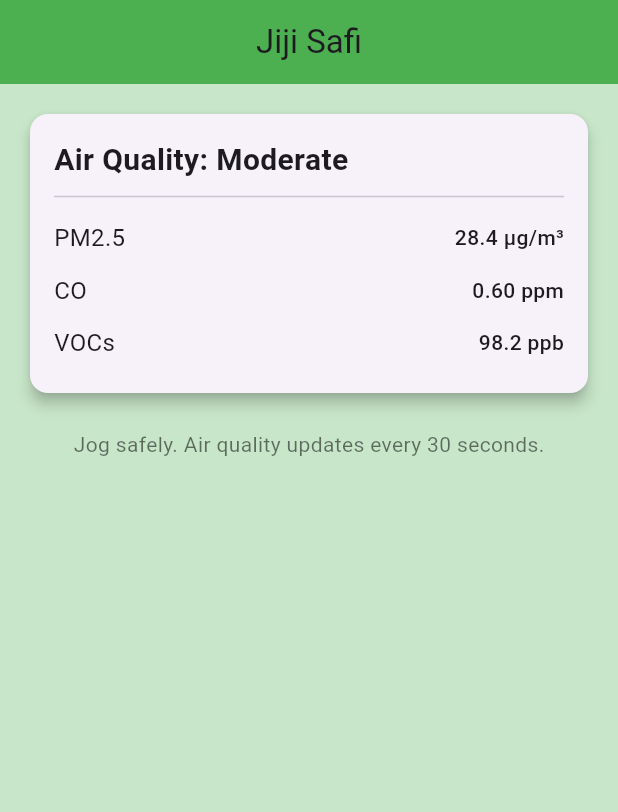
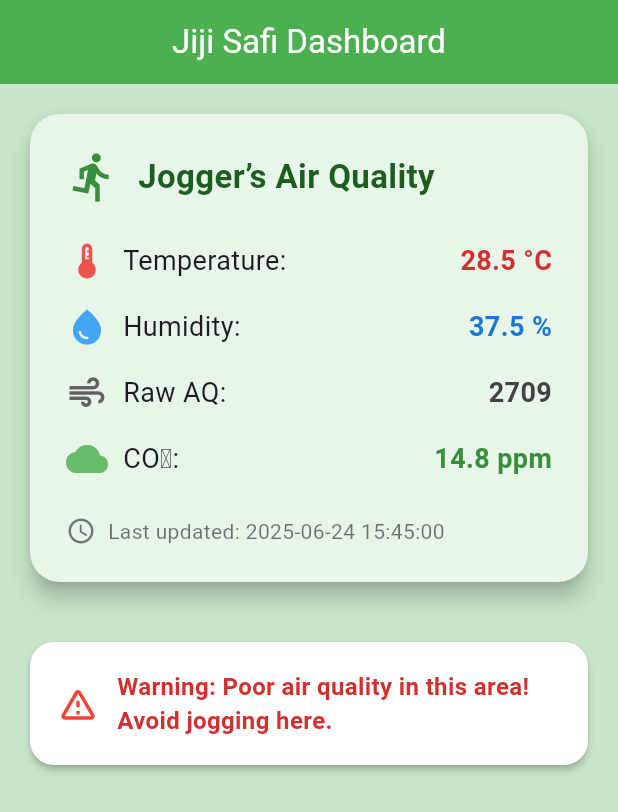
Before and after one commit to Caldwell10/Air-Quality-Monitoring-Dashboard, a Flutter app: the screen it shows after launch, on a phone screen of 412 x 824 dp. Shown: the top 812 px of the screen. Run offline on Flutter 3.47's test engine with Material 3 defaults, Android fonts, the phone set to English and light mode, and no system bars; our stand-ins replace firebase_core, flutter_dotenv; accounts and stored records are empty; generated files the repository leaves out were written again.

Commit message:
Project dashboard

```diff
--- a/lib/main.dart
+++ b/lib/main.dart
@@ -1,17 +1,20 @@
 import 'package:firebase_core/firebase_core.dart';
 import 'package:flutter/material.dart';
+import 'package:flutter_dotenv/flutter_dotenv.dart';
 import 'package:jiji_safi/firebase_options.dart';
 import 'package:jiji_safi/screens/dashboard_screen.dart';
 
-
 void main() async {
   WidgetsFlutterBinding.ensureInitialized();
+  await dotenv.load();
   await Firebase.initializeApp(
     options: DefaultFirebaseOptions.currentPlatform,
   );
-  runApp(JijiSafiApp());
+  runApp(const JijiSafiApp());
 }
+
 class JijiSafiApp extends StatelessWidget {
+  const JijiSafiApp({super.key});
 
   @override
   Widget build(BuildContext context) {
@@ -22,8 +25,7 @@
         primarySwatch: Colors.green,
         scaffoldBackgroundColor: Colors.green[100],
       ),
-      home: DashboardScreen(),
-
+      home: const DashboardScreen(),
     );
   }
 }
--- a/lib/screens/dashboard_screen.dart
+++ b/lib/screens/dashboard_screen.dart
@@ -1,31 +1,150 @@
 import 'package:flutter/material.dart';
-import '../widgets/air_quality_card.dart';
 
 class DashboardScreen extends StatelessWidget {
   const DashboardScreen({super.key});
 
   @override
   Widget build(BuildContext context) {
+    // Hard-coded sample values for poor air quality
+    final double temperature = 28.5;
+    final double humidity = 37.5;
+    final int rawAQ = 2709;
+    final double co2ppm = 14.8;
+    final String timestamp = "2025-06-24 15:45:00";
+
     return Scaffold(
       appBar: AppBar(
-        title: const Text("Jiji Safi"),
+        title: const Text('Jiji Safi Dashboard'),
         centerTitle: true,
         backgroundColor: Colors.green,
+        foregroundColor: Colors.white,
       ),
       body: Padding(
         padding: const EdgeInsets.all(16.0),
         child: Column(
           children: [
-            AirQualityCard(
-              pm25: 28.4,
-              co: 0.6,
-              voc: 98.2,
-              status: 'Moderate',
+            Card(
+              elevation: 6,
+              shape: RoundedRectangleBorder(borderRadius: BorderRadius.circular(20)),
+              color: Colors.green[50],
+              child: Padding(
+                padding: const EdgeInsets.all(24.0),
+                child: Column(
+                  crossAxisAlignment: CrossAxisAlignment.start,
+                  children: [
+                    Row(
+                      children: [
+                        Icon(Icons.directions_run, color: Colors.green[700], size: 36),
+                        const SizedBox(width: 12),
+                        Text(
+                          'Jogger’s Air Quality',
+                          style: TextStyle(
+                            fontSize: 22,
+                            fontWeight: FontWeight.bold,
+                            color: Colors.green[900],
+                          ),
+                        ),
+                      ],
+                    ),
+                    const SizedBox(height: 24),
+                    Row(
+                      children: [
+                        Icon(Icons.thermostat, color: Colors.red[400], size: 28),
+                        const SizedBox(width: 10),
+                        Text('Temperature:', style: TextStyle(fontSize: 18)),
+                        const Spacer(),
+                        Text(
+                          '$temperature °C',
+                          style: TextStyle(fontSize: 18, color: Colors.red[700], fontWeight: FontWeight.bold),
+                        ),
+                      ],
+                    ),
+                    const SizedBox(height: 16),
+                    Row(
+                      children: [
+                        Icon(Icons.water_drop, color: Colors.blue[400], size: 28),
+                        const SizedBox(width: 10),
+                        Text('Humidity:', style: TextStyle(fontSize: 18)),
+                        const Spacer(),
+                        Text(
+                          '$humidity %',
+                          style: TextStyle(fontSize: 18, color: Colors.blue[700], fontWeight: FontWeight.bold),
+                        ),
+                      ],
+                    ),
+                    const SizedBox(height: 16),
+                    Row(
+                      children: [
+                        Icon(Icons.air, color: Colors.grey[700], size: 28),
+                        const SizedBox(width: 10),
+                        Text('Raw AQ:', style: TextStyle(fontSize: 18)),
+                        const Spacer(),
+                        Text(
+                          '$rawAQ',
+                          style: TextStyle(fontSize: 18, color: Colors.grey[800], fontWeight: FontWeight.bold),
+                        ),
+                      ],
+                    ),
+                    const SizedBox(height: 16),
+                    Row(
+                      children: [
+                        Icon(Icons.cloud, color: Colors.green[400], size: 28),
+                        const SizedBox(width: 10),
+                        Text('CO₂:', style: TextStyle(fontSize: 18)),
+                        const Spacer(),
+                        Text(
+                          '$co2ppm ppm',
+                          style: TextStyle(fontSize: 18, color: Colors.green[700], fontWeight: FontWeight.bold),
+                        ),
+                      ],
+                    ),
+                    const SizedBox(height: 24),
+                    Row(
+                      children: [
+                        Icon(Icons.access_time, color: Colors.grey[600], size: 20),
+                        const SizedBox(width: 8),
+                        Text(
+                          'Last updated: $timestamp',
+                          style: const TextStyle(fontSize: 14, color: Colors.black54),
+                        ),
+                      ],
+                    ),
+                  ],
+                ),
+              ),
             ),
-            const SizedBox(height: 20),
-            const Text(
-              'Jog safely. Air quality updates every 30 seconds.',
-              style: TextStyle(color: Colors.black54),
+            const SizedBox(height: 32),
+            Card(
+              elevation: 2,
+              shape: RoundedRectangleBorder(borderRadius: BorderRadius.circular(16)),
+              color: Colors.white,
+              child: Padding(
+                padding: const EdgeInsets.all(18.0),
+                child: Row(
+                  children: [
+                    Icon(
+                      co2ppm > 10
+                          ? Icons.warning_amber_rounded
+                          : Icons.check_circle,
+                      color: co2ppm > 10 ? Colors.red : Colors.green,
+                      size: 28,
+                    ),
+                    const SizedBox(width: 12),
+                    Expanded(
+                      child: Text(
+                        co2ppm > 10
+                            ? "Warning: Poor air quality in this area! Avoid jogging here."
+                            : "Air quality is good for jogging in this area.",
+                        style: TextStyle(
+                          fontSize: 16,
+                          color: co2ppm > 10 ? Colors.red[700] : Colors.green[700],
+                          fontWeight: FontWeight.w600,
+                        ),
+                      ),
+                    ),
+                  ],
+                ),
+              ),
             ),
           ],
         ),
--- a/lib/widgets/air_quality_card.dart
+++ /dev/null
@@ -1,51 +0,0 @@
-import 'package:flutter/material.dart';
-
-class AirQualityCard extends StatelessWidget {
-  final double pm25;
-  final double co;
-  final double voc;
-  final String status;
-
-  const AirQualityCard({
-    required this.pm25,
-    required this.co,
-    required this.voc,
-    required this.status,
-    super.key,
-  });
-
-  @override
-  Widget build(BuildContext context) {
-    return Card(
-      elevation: 4,
-      shape: RoundedRectangleBorder(borderRadius: BorderRadius.circular(12)),
-      child: Padding(
-        padding: const EdgeInsets.all(16.0),
-        child: Column(
-          crossAxisAlignment: CrossAxisAlignment.start,
-          children: [
-            Text("Air Quality: $status",
-                style: const TextStyle(fontSize: 20, fontWeight: FontWeight.bold)),
-            const Divider(height: 20, thickness: 1),
-            _buildRow("PM2.5", pm25.toStringAsFixed(1), "μg/m³"),
-            _buildRow("CO", co.toStringAsFixed(2), "ppm"),
-            _buildRow("VOCs", voc.toStringAsFixed(1), "ppb"),
-          ],
-        ),
-      ),
-    );
-  }
-
-  Widget _buildRow(String label, String value, String unit) {
-    return Padding(
-      padding: const EdgeInsets.symmetric(vertical: 6),
-      child: Row(
-        mainAxisAlignment: MainAxisAlignment.spaceBetween,
-        children: [
-          Text(label, style: const TextStyle(fontSize: 16)),
-          Text("$value $unit", style: const TextStyle(fontWeight: FontWeight.w500)),
-        ],
-      ),
-    );
-  }
-}
```
Also changed, not shown: pubspec.yaml (+13 -73 lines), lib/widgets/alert_banner.dart (deleted), pubspec.lock, 11 other files.
